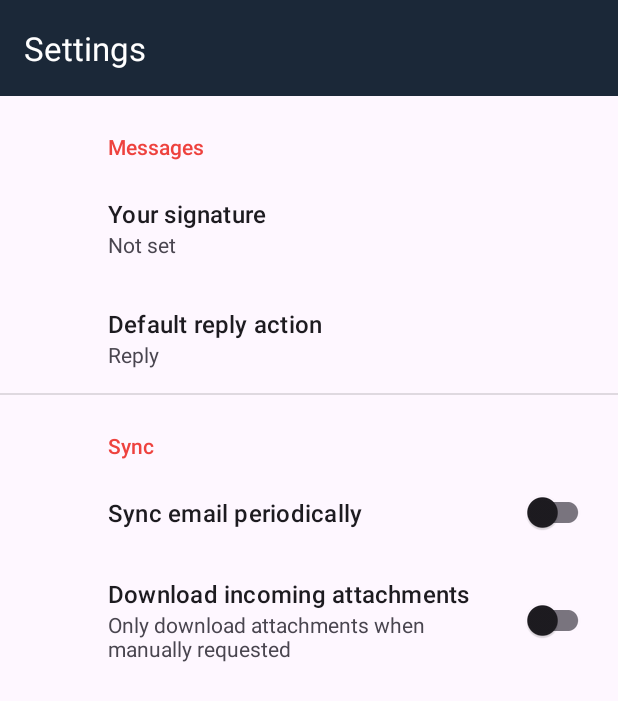
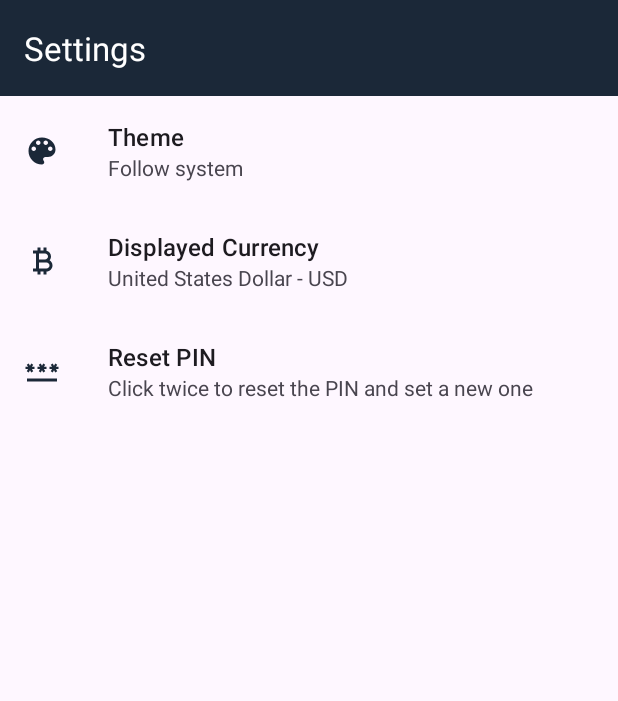
Before and after one commit to jxareas/Xpensor, an Android app: the SettingsFragment screen opened directly, with no data from a screen before it, on a phone screen of 412 x 824 dp. Shown: the top 701 px of the screen. Run offline under Robolectric (Android 15) with nearby library versions, the phone set to English and light mode, and no system bars; our stand-ins replace androidx.preference.

Commit message:
Update Root Preferences

```diff
--- a/app/src/main/java/com/jxareas/xpensor/utils/PreferenceUtils.kt
+++ b/app/src/main/java/com/jxareas/xpensor/utils/PreferenceUtils.kt
@@ -2,7 +2,7 @@ package com.jxareas.xpensor.utils
 
 object PreferenceUtils {
 
-    const val MAIN_COLOR = "#ffee423e"
+    const val MAIN_COLOR = "#1b2838"
     const val MAIN_CURRENCY = "USD"
 
     const val THEME_PREFERENCE_KEY = "theme"
--- /dev/null
+++ b/app/src/main/res/drawable/ic_currency.xml
@@ -0,0 +1,10 @@
+<vector xmlns:android="http://schemas.android.com/apk/res/android"
+    android:width="24dp"
+    android:height="24dp"
+    android:tint="?attr/colorPrimary"
+    android:viewportWidth="24"
+    android:viewportHeight="24">
+    <path
+        android:fillColor="@android:color/white"
+        android:pathData="M17.06,11.57C17.65,10.88 18,9.98 18,9c0,-1.86 -1.27,-3.43 -3,-3.87L15,3h-2v2h-2V3H9v2H6v2h2v10H6v2h3v2h2v-2h2v2h2v-2c2.21,0 4,-1.79 4,-4C19,13.55 18.22,12.27 17.06,11.57zM10,7h4c1.1,0 2,0.9 2,2s-0.9,2 -2,2h-4V7zM15,17h-5v-4h5c1.1,0 2,0.9 2,2S16.1,17 15,17z" />
+</vector>
--- /dev/null
+++ b/app/src/main/res/drawable/ic_password.xml
@@ -0,0 +1,10 @@
+<vector xmlns:android="http://schemas.android.com/apk/res/android"
+    android:width="24dp"
+    android:height="24dp"
+    android:viewportWidth="24"
+    android:viewportHeight="24"
+    android:tint="?attr/colorPrimary">
+  <path
+      android:fillColor="@android:color/white"
+      android:pathData="M2,17h20v2H2V17zM3.15,12.95L4,11.47l0.85,1.48l1.3,-0.75L5.3,10.72H7v-1.5H5.3l0.85,-1.47L4.85,7L4,8.47L3.15,7l-1.3,0.75L2.7,9.22H1v1.5h1.7L1.85,12.2L3.15,12.95zM9.85,12.2l1.3,0.75L12,11.47l0.85,1.48l1.3,-0.75l-0.85,-1.48H15v-1.5h-1.7l0.85,-1.47L12.85,7L12,8.47L11.15,7l-1.3,0.75l0.85,1.47H9v1.5h1.7L9.85,12.2zM23,9.22h-1.7l0.85,-1.47L20.85,7L20,8.47L19.15,7l-1.3,0.75l0.85,1.47H17v1.5h1.7l-0.85,1.48l1.3,0.75L20,11.47l0.85,1.48l1.3,-0.75l-0.85,-1.48H23V9.22z"/>
+</vector>
--- a/app/src/main/res/drawable/ic_rectangle.xml
+++ b/app/src/main/res/drawable/ic_rectangle.xml
@@ -1,7 +1,7 @@
 <vector xmlns:android="http://schemas.android.com/apk/res/android"
     android:width="33dp"
     android:height="24dp"
-    android:tint="@color/orange_red"
+    android:tint="?attr/colorPrimary"
     android:viewportWidth="348"
     android:viewportHeight="252">
     <path
--- /dev/null
+++ b/app/src/main/res/drawable/ic_theme.xml
@@ -0,0 +1,10 @@
+<vector xmlns:android="http://schemas.android.com/apk/res/android"
+    android:width="24dp"
+    android:height="24dp"
+    android:tint="?attr/colorPrimary"
+    android:viewportWidth="24"
+    android:viewportHeight="24">
+    <path
+        android:fillColor="@android:color/white"
+        android:pathData="M12,3c-4.97,0 -9,4.03 -9,9s4.03,9 9,9c0.83,0 1.5,-0.67 1.5,-1.5 0,-0.39 -0.15,-0.74 -0.39,-1.01 -0.23,-0.26 -0.38,-0.61 -0.38,-0.99 0,-0.83 0.67,-1.5 1.5,-1.5L16,16c2.76,0 5,-2.24 5,-5 0,-4.42 -4.03,-8 -9,-8zM6.5,12c-0.83,0 -1.5,-0.67 -1.5,-1.5S5.67,9 6.5,9 8,9.67 8,10.5 7.33,12 6.5,12zM9.5,8C8.67,8 8,7.33 8,6.5S8.67,5 9.5,5s1.5,0.67 1.5,1.5S10.33,8 9.5,8zM14.5,8c-0.83,0 -1.5,-0.67 -1.5,-1.5S13.67,5 14.5,5s1.5,0.67 1.5,1.5S15.33,8 14.5,8zM17.5,12c-0.83,0 -1.5,-0.67 -1.5,-1.5S16.67,9 17.5,9s1.5,0.67 1.5,1.5 -0.67,1.5 -1.5,1.5z" />
+</vector>
--- a/app/src/main/res/layout/list_item_account.xml
+++ b/app/src/main/res/layout/list_item_account.xml
@@ -50,7 +50,7 @@
             android:layout_height="wrap_content"
             android:layout_marginStart="12dp"
             android:textAllCaps="true"
-            android:textColor="@color/blue_green"
+            android:textColor="?attr/colorSecondary"
             android:textSize="18sp"
             app:layout_constraintBottom_toBottomOf="@+id/icon_background"
             app:layout_constraintStart_toEndOf="@+id/icon_background"
@@ -63,7 +63,7 @@
             android:layout_height="wrap_content"
             android:layout_marginStart="4dp"
             android:textAllCaps="true"
-            android:textColor="@color/blue_green"
+            android:textColor="?attr/colorSecondary"
             android:textSize="14sp"
             app:layout_constraintBottom_toBottomOf="@+id/text_view_amount"
             app:layout_constraintStart_toEndOf="@+id/text_view_amount"
--- a/app/src/main/res/values/strings.xml
+++ b/app/src/main/res/values/strings.xml
@@ -30,4 +30,8 @@
     <string name="attachment_summary_off">Only download attachments when manually requested</string>
     <string name="settings">Settings</string>
     <string name="all_accounts">All accounts</string>
+    <string name="displayed_currency">Displayed Currency</string>
+    <string name="reset_pin_message">Click twice to reset the PIN and set a new one</string>
+    <string name="reset_pin_message_repeat">Click to reset the PIN and set a new one</string>
+    <string name="theme">Theme</string>
 </resources>
--- a/app/src/main/res/values/themes.xml
+++ b/app/src/main/res/values/themes.xml
@@ -6,7 +6,7 @@
         <item name="colorPrimaryVariant">@color/dark_black</item>
         <item name="colorOnPrimary">@color/dark_black</item>
         <!-- Secondary brand color. -->
-        <item name="colorSecondary">@color/orange_red</item>
+        <item name="colorSecondary">@color/indigo_dark</item>
         <item name="colorSecondaryVariant">@color/red</item>
         <item name="colorOnSecondary">@color/darker_gray</item>
         <item name="colorOnPrimarySurface">@color/light_gray</item>
--- a/app/src/main/res/xml/root_preferences.xml
+++ b/app/src/main/res/xml/root_preferences.xml
@@ -1,35 +1,27 @@
 <PreferenceScreen xmlns:app="http://schemas.android.com/apk/res-auto">
 
-    <PreferenceCategory app:title="@string/messages_header">
+    <ListPreference
+        app:defaultValue="default"
+        app:entries="@array/theme_entries"
+        app:entryValues="@array/theme_values"
+        app:icon="@drawable/ic_theme"
+        app:key="theme"
+        app:title="@string/theme"
+        app:useSimpleSummaryProvider="true" />
 
-        <EditTextPreference
-            app:key="signature"
-            app:title="@string/signature_title"
-            app:useSimpleSummaryProvider="true" />
+    <ListPreference
+        app:defaultValue="USD"
+        app:entries="@array/currency_entries"
+        app:entryValues="@array/currency_values"
+        app:icon="@drawable/ic_currency"
+        app:key="currency"
+        app:title="@string/displayed_currency"
+        app:useSimpleSummaryProvider="true" />
 
-        <ListPreference
-            app:defaultValue="reply"
-            app:entries="@array/reply_entries"
-            app:entryValues="@array/reply_values"
-            app:key="reply"
-            app:title="@string/reply_title"
-            app:useSimpleSummaryProvider="true" />
-
-    </PreferenceCategory>
-
-    <PreferenceCategory app:title="@string/sync_header">
-
-        <SwitchPreferenceCompat
-            app:key="sync"
-            app:title="@string/sync_title" />
-
-        <SwitchPreferenceCompat
-            app:dependency="sync"
-            app:key="attachment"
-            app:summaryOff="@string/attachment_summary_off"
-            app:summaryOn="@string/attachment_summary_on"
-            app:title="@string/attachment_title" />
-
-    </PreferenceCategory>
+    <Preference
+        app:icon="@drawable/ic_password"
+        app:key="reset_pin"
+        app:summary="@string/reset_pin_message"
+        app:title="Reset PIN" />
 
 </PreferenceScreen>
```
